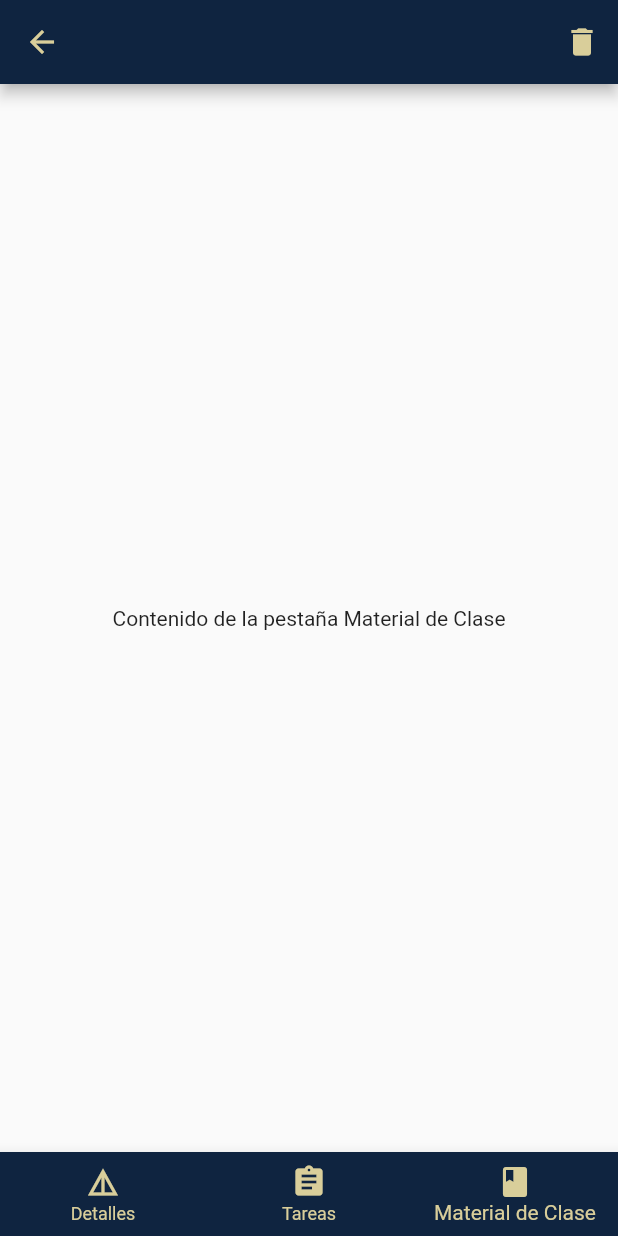
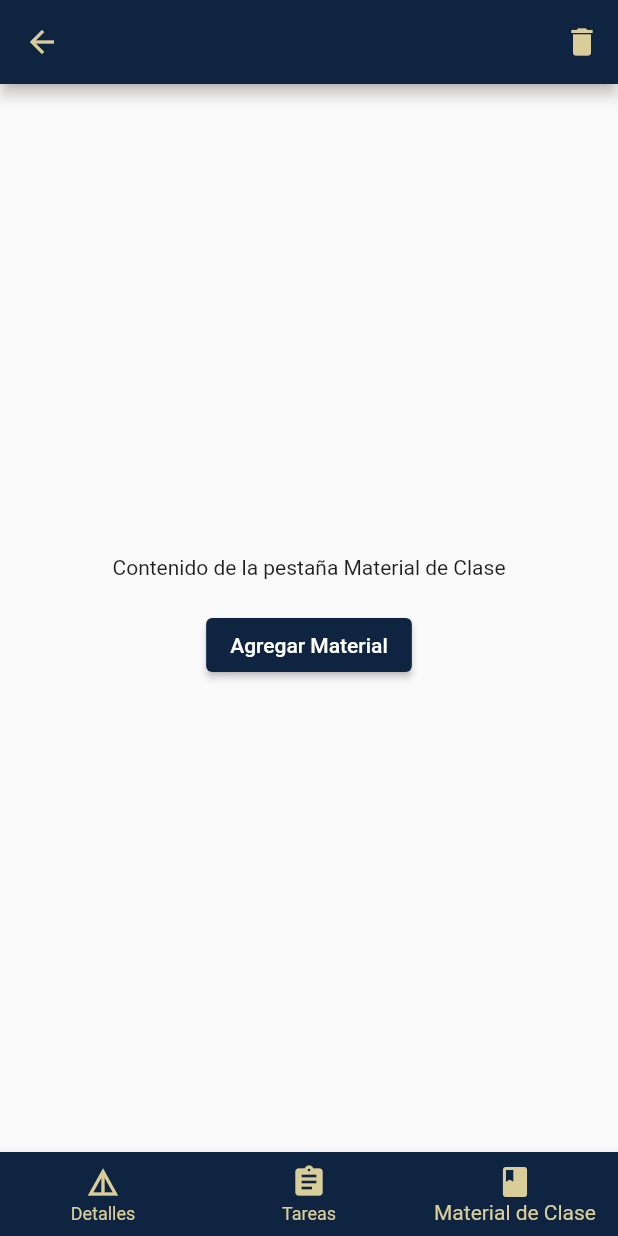
Before and after one commit to DonOtame/polismart_project, a Flutter app: the DetalleMateriaScreen screen opened directly with empty values, item 3 of the bottom bar chosen, on a phone screen of 412 x 824 dp. Run offline on Flutter 3.47's test engine with Material 2 defaults, Android fonts, the phone set to English and light mode, and no system bars; our stand-ins replace cloud_firestore, file_picker, firebase_auth, firebase_core, firebase_storage, flutter_colorpicker; accounts and stored records are empty; network calls fail.

Commit message:
form materialdeclase

```diff
--- a/lib/screens/materia_info.dart
+++ b/lib/screens/materia_info.dart
@@ -1,6 +1,7 @@
 import 'package:flutter/material.dart';
 import 'package:cloud_firestore/cloud_firestore.dart';
 import 'package:polismart_project/models/materia.dart';
+import 'package:polismart_project/screens/form_materialclase.dart';
 import 'package:polismart_project/screens/form_tarea.dart';
 
 class DetalleMateriaScreen extends StatefulWidget {
@@ -41,7 +42,8 @@ class _DetalleMateriaScreenState extends State<DetalleMateriaScreen> {
           ? _buildDetalles() // Contenido de la pestaña Detalles
           : _selectedIndex == 1
               ? _buildTareas(context) // Contenido de la pestaña Tareas
-              : _buildMaterialClase(), // Contenido de la pestaña Material de Clase
+              : _buildMaterialClase(
+                  context), // Contenido de la pestaña Material de Clase
       bottomNavigationBar: BottomNavigationBar(
         backgroundColor: Color(0xFF0F2440),
         items: const <BottomNavigationBarItem>[
@@ -303,11 +305,31 @@ class _DetalleMateriaScreenState extends State<DetalleMateriaScreen> {
     );
   }
 
-  // Implementa el contenido de la pestaña Material de Clase
-  Widget _buildMaterialClase() {
-    // Contenido de la pestaña Material de Clase (puedes personalizarlo)
+// Implementa el contenido de la pestaña Material de Clase
+  Widget _buildMaterialClase(BuildContext context) {
     return Center(
-      child: Text('Contenido de la pestaña Material de Clase'),
+      child: Column(
+        mainAxisAlignment: MainAxisAlignment.center,
+        children: [
+          Text('Contenido de la pestaña Material de Clase'),
+          SizedBox(height: 20),
+          ElevatedButton(
+            onPressed: () {
+              _abrirFormMaterial(context);
+            },
+            child: Text('Agregar Material'),
+          ),
+        ],
+      ),
+    );
+  }
+
+  void _abrirFormMaterial(BuildContext context) {
+    Navigator.of(context).push(
+      MaterialPageRoute(
+        builder: (context) =>
+            FormMaterialClase(nombreMateria: widget.nombreMateria),
+      ),
     );
   }
 
--- a/pubspec.yaml
+++ b/pubspec.yaml
@@ -42,6 +42,8 @@ dependencies:
   flutter_colorpicker: ^1.0.3
   dropdown_search: ^5.0.6
   intl: ^0.18.1
+  firebase_storage: ^11.2.6
+  file_picker: ^5.5.0
 
 dev_dependencies:
   flutter_test:
```
Also changed, not shown: lib/screens/form_materialclase.dart (added, +133 -0 lines), pubspec.lock, 1 other file.
